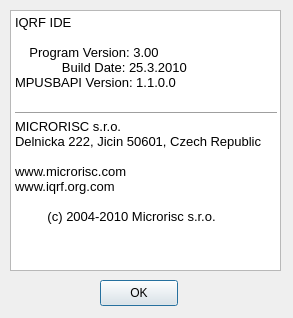
Old version of the form IDE/iqrf_ide/dialog_about.ui in the repository nandra/IDE.
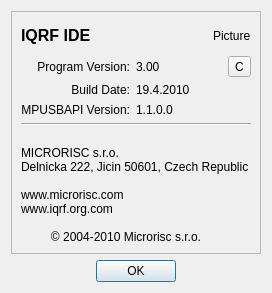
New version of the form.

Commit message: Minor updates for dialogs and modification according request.

```diff
--- a/IDE/iqrf_ide/dialog_about.ui
+++ b/IDE/iqrf_ide/dialog_about.ui
@@ -9,62 +9,210 @@
    <rect>
     <x>0</x>
     <y>0</y>
-    <width>293</width>
-    <height>318</height>
+    <width>272</width>
+    <height>293</height>
    </rect>
   </property>
+  <property name="minimumSize">
+   <size>
+    <width>272</width>
+    <height>293</height>
+   </size>
+  </property>
   <property name="maximumSize">
    <size>
-    <width>640</width>
-    <height>480</height>
+    <width>272</width>
+    <height>293</height>
    </size>
   </property>
   <property name="windowTitle">
    <string>About</string>
   </property>
-  <widget class="QPushButton" name="pushButton">
-   <property name="geometry">
-    <rect>
-     <x>100</x>
-     <y>280</y>
-     <width>78</width>
-     <height>26</height>
-    </rect>
-   </property>
-   <property name="text">
-    <string>OK</string>
-   </property>
-  </widget>
-  <widget class="QTextBrowser" name="textBrowser">
-   <property name="geometry">
-    <rect>
-     <x>10</x>
-     <y>10</y>
-     <width>271</width>
-     <height>261</height>
-    </rect>
-   </property>
-   <property name="html">
-    <string>&lt;!DOCTYPE HTML PUBLIC &quot;-//W3C//DTD HTML 4.0//EN&quot; &quot;http://www.w3.org/TR/REC-html40/strict.dtd&quot;&gt;
-&lt;html&gt;&lt;head&gt;&lt;meta name=&quot;qrichtext&quot; content=&quot;1&quot; /&gt;&lt;style type=&quot;text/css&quot;&gt;
-p, li { white-space: pre-wrap; }
-&lt;/style&gt;&lt;/head&gt;&lt;body style=&quot; font-family:'Sans Serif'; font-size:10pt; font-weight:400; font-style:normal;&quot;&gt;
-&lt;p style=&quot; margin-top:0px; margin-bottom:0px; margin-left:0px; margin-right:0px; -qt-block-indent:0; text-indent:0px;&quot;&gt;IQRF IDE&lt;/p&gt;
-&lt;p style=&quot;-qt-paragraph-type:empty; margin-top:0px; margin-bottom:0px; margin-left:0px; margin-right:0px; -qt-block-indent:0; text-indent:0px;&quot;&gt;&lt;/p&gt;
-&lt;p style=&quot; margin-top:0px; margin-bottom:0px; margin-left:0px; margin-right:0px; -qt-block-indent:0; text-indent:0px;&quot;&gt;    Program Version: 3.00&lt;/p&gt;
-&lt;p style=&quot; margin-top:0px; margin-bottom:0px; margin-left:0px; margin-right:0px; -qt-block-indent:0; text-indent:0px;&quot;&gt;             Build Date: 25.3.2010&lt;/p&gt;
-&lt;p style=&quot; margin-top:0px; margin-bottom:0px; margin-left:0px; margin-right:0px; -qt-block-indent:0; text-indent:0px;&quot;&gt;MPUSBAPI Version: 1.1.0.0&lt;/p&gt;
-&lt;p style=&quot;-qt-paragraph-type:empty; margin-top:0px; margin-bottom:0px; margin-left:0px; margin-right:0px; -qt-block-indent:0; text-indent:0px;&quot;&gt;&lt;/p&gt;
-&lt;hr /&gt;
-&lt;p style=&quot; margin-top:0px; margin-bottom:0px; margin-left:0px; margin-right:0px; -qt-block-indent:0; text-indent:0px;&quot;&gt;MICRORISC s.r.o.&lt;/p&gt;
-&lt;p style=&quot; margin-top:0px; margin-bottom:0px; margin-left:0px; margin-right:0px; -qt-block-indent:0; text-indent:0px;&quot;&gt;Delnicka 222, Jicin 50601, Czech Republic&lt;/p&gt;
-&lt;p style=&quot;-qt-paragraph-type:empty; margin-top:0px; margin-bottom:0px; margin-left:0px; margin-right:0px; -qt-block-indent:0; text-indent:0px;&quot;&gt;&lt;/p&gt;
-&lt;p style=&quot; margin-top:0px; margin-bottom:0px; margin-left:0px; margin-right:0px; -qt-block-indent:0; text-indent:0px;&quot;&gt;www.microrisc.com&lt;/p&gt;
-&lt;p style=&quot; margin-top:0px; margin-bottom:0px; margin-left:0px; margin-right:0px; -qt-block-indent:0; text-indent:0px;&quot;&gt;www.iqrf.org.com&lt;/p&gt;
-&lt;p style=&quot;-qt-paragraph-type:empty; margin-top:0px; margin-bottom:0px; margin-left:0px; margin-right:0px; -qt-block-indent:0; text-indent:0px;&quot;&gt;&lt;/p&gt;
-&lt;p style=&quot; margin-top:0px; margin-bottom:0px; margin-left:0px; margin-right:0px; -qt-block-indent:0; text-indent:0px;&quot;&gt;         (c) 2004-2010 Microrisc s.r.o.&lt;/p&gt;&lt;/body&gt;&lt;/html&gt;</string>
-   </property>
-  </widget>
+  <layout class="QVBoxLayout" name="verticalLayout_2">
+   <item>
+    <widget class="QFrame" name="frame">
+     <property name="frameShape">
+      <enum>QFrame::StyledPanel</enum>
+     </property>
+     <property name="frameShadow">
+      <enum>QFrame::Raised</enum>
+     </property>
+     <layout class="QVBoxLayout" name="verticalLayout">
+      <item>
+       <layout class="QHBoxLayout" name="horizontalLayout">
+        <item>
+         <widget class="QLabel" name="label">
+          <property name="font">
+           <font>
+            <pointsize>12</pointsize>
+            <weight>75</weight>
+            <bold>true</bold>
+           </font>
+          </property>
+          <property name="text">
+           <string>IQRF IDE</string>
+          </property>
+         </widget>
+        </item>
+        <item>
+         <spacer name="horizontalSpacer">
+          <property name="orientation">
+           <enum>Qt::Horizontal</enum>
+          </property>
+          <property name="sizeHint" stdset="0">
+           <size>
+            <width>40</width>
+            <height>20</height>
+           </size>
+          </property>
+         </spacer>
+        </item>
+        <item>
+         <widget class="QLabel" name="label_2">
+          <property name="text">
+           <string>Picture</string>
+          </property>
+         </widget>
+        </item>
+       </layout>
+      </item>
+      <item>
+       <layout class="QGridLayout" name="gridLayout">
+        <item row="0" column="0">
+         <widget class="QLabel" name="label_3">
+          <property name="text">
+           <string>Program Version:</string>
+          </property>
+          <property name="alignment">
+           <set>Qt::AlignRight|Qt::AlignTrailing|Qt::AlignVCenter</set>
+          </property>
+         </widget>
+        </item>
+        <item row="0" column="1">
+         <widget class="QLabel" name="label_4">
+          <property name="text">
+           <string>3.00</string>
+          </property>
+         </widget>
+        </item>
+        <item row="0" column="2">
+         <spacer name="horizontalSpacer_2">
+          <property name="orientation">
+           <enum>Qt::Horizontal</enum>
+          </property>
+          <property name="sizeHint" stdset="0">
+           <size>
+            <width>40</width>
+            <height>20</height>
+           </size>
+          </property>
+         </spacer>
+        </item>
+        <item row="0" column="3">
+         <widget class="QToolButton" name="toolButton">
+          <property name="text">
+           <string>C</string>
+          </property>
+         </widget>
+        </item>
+        <item row="1" column="0">
+         <widget class="QLabel" name="label_5">
+          <property name="text">
+           <string>Build Date:</string>
+          </property>
+          <property name="alignment">
+           <set>Qt::AlignRight|Qt::AlignTrailing|Qt::AlignVCenter</set>
+          </property>
+         </widget>
+        </item>
+        <item row="1" column="1">
+         <widget class="QLabel" name="label_6">
+          <property name="text">
+           <string>19.4.2010</string>
+          </property>
+         </widget>
+        </item>
+        <item row="2" column="0">
+         <widget class="QLabel" name="label_7">
+          <property name="text">
+           <string>MPUSBAPI Version:</string>
+          </property>
+          <property name="alignment">
+           <set>Qt::AlignRight|Qt::AlignTrailing|Qt::AlignVCenter</set>
+          </property>
+         </widget>
+        </item>
+        <item row="2" column="1">
+         <widget class="QLabel" name="label_8">
+          <property name="text">
+           <string>1.1.0.0</string>
+          </property>
+         </widget>
+        </item>
+       </layout>
+      </item>
+      <item>
+       <widget class="Line" name="line">
+        <property name="orientation">
+         <enum>Qt::Horizontal</enum>
+        </property>
+       </widget>
+      </item>
+      <item>
+       <widget class="QLabel" name="label_9">
+        <property name="text">
+         <string>
+MICRORISC s.r.o.
+Delnicka 222, Jicin 50601, Czech Republic
+
+www.microrisc.com
+www.iqrf.org.com
+
+         © 2004-2010 Microrisc s.r.o.</string>
+        </property>
+       </widget>
+      </item>
+     </layout>
+    </widget>
+   </item>
+   <item>
+    <layout class="QHBoxLayout" name="horizontalLayout_2">
+     <item>
+      <spacer name="horizontalSpacer_3">
+       <property name="orientation">
+        <enum>Qt::Horizontal</enum>
+       </property>
+       <property name="sizeHint" stdset="0">
+        <size>
+         <width>40</width>
+         <height>20</height>
+        </size>
+       </property>
+      </spacer>
+     </item>
+     <item>
+      <widget class="QPushButton" name="pushButton">
+       <property name="text">
+        <string>OK</string>
+       </property>
+      </widget>
+     </item>
+     <item>
+      <spacer name="horizontalSpacer_4">
+       <property name="orientation">
+        <enum>Qt::Horizontal</enum>
+       </property>
+       <property name="sizeHint" stdset="0">
+        <size>
+         <width>40</width>
+         <height>20</height>
+        </size>
+       </property>
+      </spacer>
+     </item>
+    </layout>
+   </item>
+  </layout>
  </widget>
  <resources/>
  <connections/>
```
The commit also changes 7 other files.
